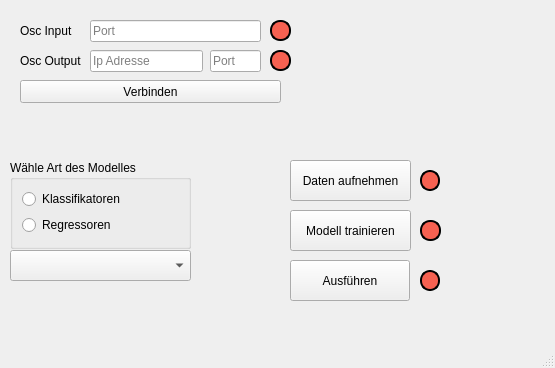
Old version of the form synthedge/gui/qt/untitled.ui in the repository bruggor10/SynthEdge.
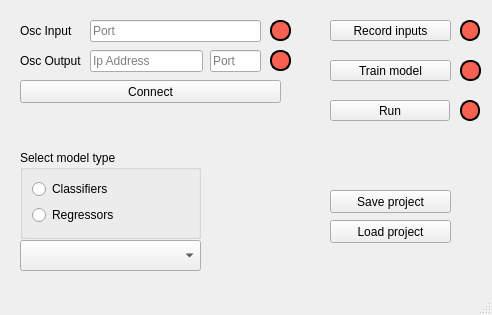
New version of the form.

Patch:
```diff
--- a/synthedge/gui/qt/untitled.ui
+++ b/synthedge/gui/qt/untitled.ui
@@ -6,8 +6,8 @@
    <rect>
     <x>0</x>
     <y>0</y>
-    <width>555</width>
-    <height>368</height>
+    <width>492</width>
+    <height>315</height>
    </rect>
   </property>
   <property name="windowTitle">
@@ -17,20 +17,20 @@
    <widget class="QGroupBox" name="groupBox">
     <property name="geometry">
      <rect>
-      <x>10</x>
-      <y>160</y>
+      <x>20</x>
+      <y>150</y>
       <width>181</width>
       <height>89</height>
      </rect>
     </property>
     <property name="title">
-     <string>Wähle Art des Modelles</string>
+     <string>Select model type</string>
     </property>
     <layout class="QVBoxLayout" name="verticalLayout">
      <item>
       <widget class="QRadioButton" name="model_type_classifiers">
        <property name="text">
-        <string>Klassifikatoren</string>
+        <string>Classifiers</string>
        </property>
       </widget>
      </item>
@@ -40,7 +40,7 @@
         <cursorShape>ArrowCursor</cursorShape>
        </property>
        <property name="text">
-        <string>Regressoren</string>
+        <string>Regressors</string>
        </property>
       </widget>
      </item>
@@ -49,8 +49,8 @@
    <widget class="QComboBox" name="models">
     <property name="geometry">
      <rect>
-      <x>10</x>
-      <y>250</y>
+      <x>20</x>
+      <y>240</y>
       <width>181</width>
       <height>31</height>
      </rect>
@@ -129,21 +129,21 @@
    <widget class="QPushButton" name="train_btn">
     <property name="geometry">
      <rect>
-      <x>290</x>
-      <y>210</y>
+      <x>330</x>
+      <y>60</y>
       <width>121</width>
-      <height>41</height>
+      <height>21</height>
      </rect>
     </property>
     <property name="text">
-     <string>Modell trainieren</string>
+     <string>Train model</string>
     </property>
    </widget>
    <widget class="QLabel" name="model_trainingstatus">
     <property name="geometry">
      <rect>
-      <x>420</x>
-      <y>220</y>
+      <x>460</x>
+      <y>60</y>
       <width>21</width>
       <height>21</height>
      </rect>
@@ -164,14 +164,14 @@
    <widget class="QPushButton" name="record_btn">
     <property name="geometry">
      <rect>
-      <x>290</x>
-      <y>160</y>
+      <x>330</x>
+      <y>20</y>
       <width>121</width>
-      <height>41</height>
+      <height>21</height>
      </rect>
     </property>
     <property name="text">
-     <string>Daten aufnehmen</string>
+     <string>Record inputs</string>
     </property>
     <property name="checkable">
      <bool>false</bool>
@@ -180,8 +180,8 @@
    <widget class="QLabel" name="rec_status">
     <property name="geometry">
      <rect>
-      <x>420</x>
-      <y>170</y>
+      <x>460</x>
+      <y>20</y>
       <width>20</width>
       <height>21</height>
      </rect>
@@ -202,8 +202,8 @@
    <widget class="QLabel" name="model_runstatus">
     <property name="geometry">
      <rect>
-      <x>420</x>
-      <y>270</y>
+      <x>460</x>
+      <y>100</y>
       <width>20</width>
       <height>21</height>
      </rect>
@@ -227,17 +227,17 @@
    <widget class="QPushButton" name="run_btn">
     <property name="geometry">
      <rect>
-      <x>290</x>
-      <y>260</y>
+      <x>330</x>
+      <y>100</y>
       <width>120</width>
-      <height>41</height>
+      <height>21</height>
      </rect>
     </property>
     <property name="layoutDirection">
      <enum>Qt::LayoutDirection::LeftToRight</enum>
     </property>
     <property name="text">
-     <string>Ausführen</string>
+     <string>Run</string>
     </property>
     <property name="checkable">
      <bool>false</bool>
@@ -253,7 +253,7 @@
      </rect>
     </property>
     <property name="placeholderText">
-     <string>Ip Adresse</string>
+     <string>Ip Address</string>
     </property>
    </widget>
    <widget class="QLineEdit" name="sender_port">
@@ -292,7 +292,33 @@
      </rect>
     </property>
     <property name="text">
-     <string>Verbinden</string>
+     <string>Connect</string>
+    </property>
+   </widget>
+   <widget class="QPushButton" name="save_btn">
+    <property name="geometry">
+     <rect>
+      <x>330</x>
+      <y>190</y>
+      <width>121</width>
+      <height>23</height>
+     </rect>
+    </property>
+    <property name="text">
+     <string>Save project</string>
+    </property>
+   </widget>
+   <widget class="QPushButton" name="load_btn">
+    <property name="geometry">
+     <rect>
+      <x>330</x>
+      <y>220</y>
+      <width>121</width>
+      <height>23</height>
+     </rect>
+    </property>
+    <property name="text">
+     <string>Load project</string>
     </property>
    </widget>
   </widget>
```
Left out of the diff: 8 changed lines with no effect on the pictures.
